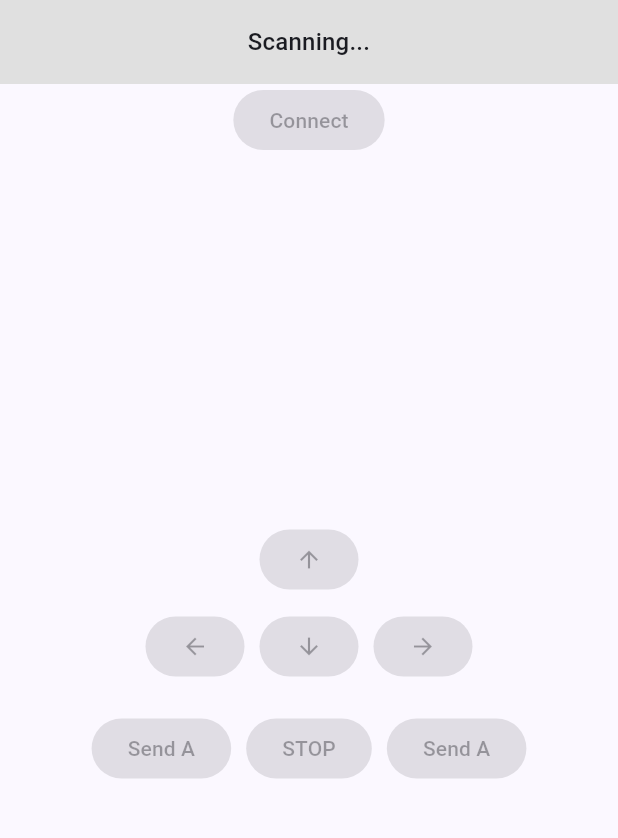
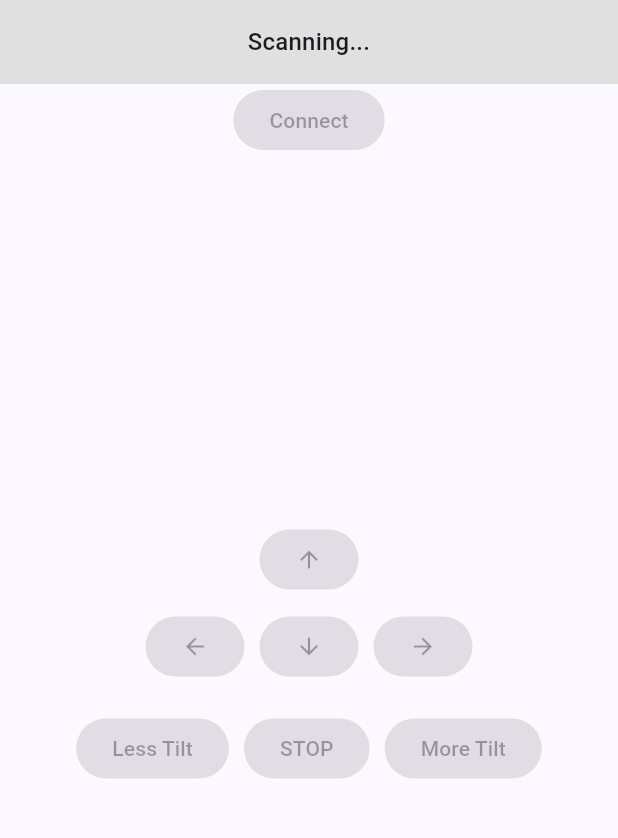
Before and after one commit to dli43/Elec391, a Flutter app: the screen it shows after launch, on a phone screen of 412 x 824 dp, the part 84-922 px from its top. Run offline on Flutter 3.47's test engine with Material 3 defaults, Android fonts, the phone set to English and light mode, and no system bars; missing offline and left inert: flutter_reactive_ble; statements that could not run were skipped.

Commit message:
added ramp code

```diff
--- a/final-demo/flutter_ble/lib/bluetooth_app.dart
+++ b/final-demo/flutter_ble/lib/bluetooth_app.dart
@@ -252,8 +252,8 @@ class _MyHomePageState extends State<MyHomePage> {
                   mainAxisAlignment: MainAxisAlignment.center,
                   children: [
                     ElevatedButton(
-                      onPressed: _isConnected ? () => _sendCommand('A') : null,
-                      child: const Text('Send A'),
+                      onPressed: _isConnected ? () => _sendCommand('-TILT') : null,
+                      child: const Text('Less Tilt'),
                     ),
                     const SizedBox(width: 10),
                     ElevatedButton(
@@ -262,8 +262,8 @@ class _MyHomePageState extends State<MyHomePage> {
                     ),
                     const SizedBox(width: 10),
                     ElevatedButton(
-                      onPressed: _isConnected ? () => _sendCommand('A') : null,
-                      child: const Text('Send A'),
+                      onPressed: _isConnected ? () => _sendCommand('+TILT') : null,
+                      child: const Text('More Tilt'),
                     ),
                   ],
                 ),
```
Also changed, not shown: 1 other file.
